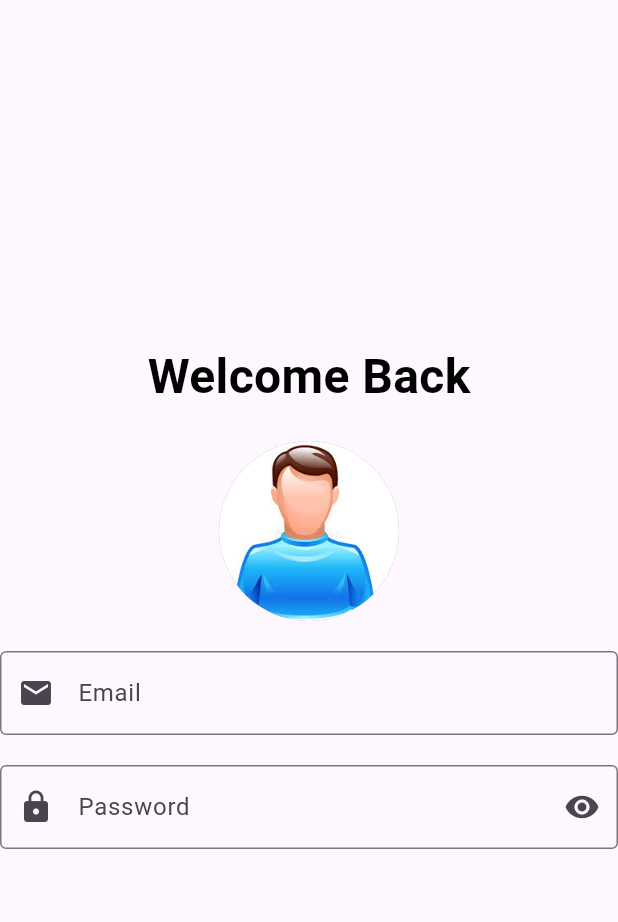
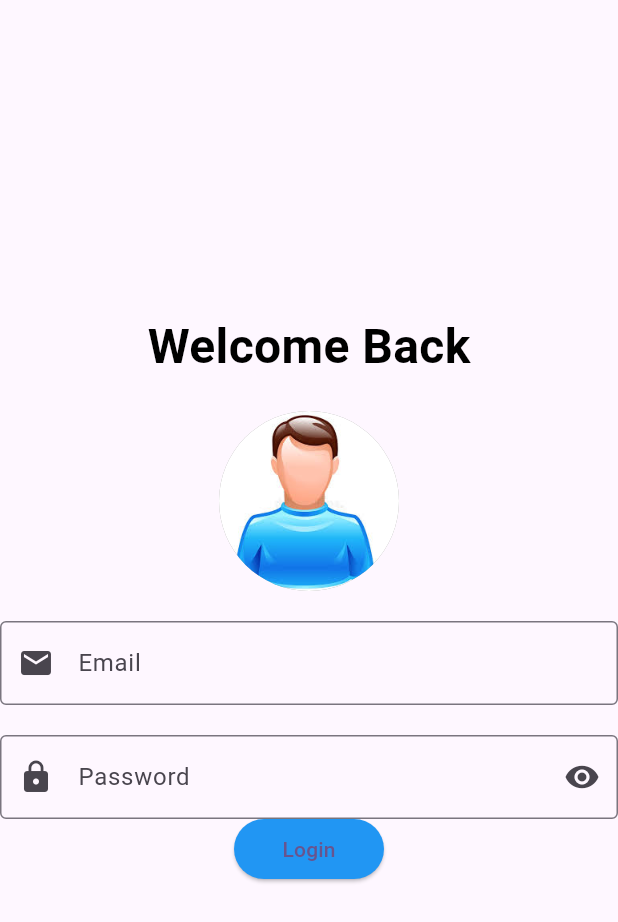
Before and after one commit to muhamadayeshaaulia/week6_splash_screen, a Flutter app: the MyLogin screen opened directly, on a phone screen of 412 x 824 dp. Shown: the top 922 px of the screen. Run offline on Flutter 3.47's test engine with Material 3 defaults, Android fonts, the phone set to English and light mode, and no system bars.

Commit message:
menambahkan button login pada di bawah text field password

```diff
--- a/lib/screen/login.dart
+++ b/lib/screen/login.dart
@@ -62,6 +62,15 @@ class MyLogin extends StatelessWidget {
               ),
             ),
           ),
+          Container(
+            height: 40,
+            width: 100,
+            child: ElevatedButton(
+              onPressed: () {},
+              style: ElevatedButton.styleFrom(backgroundColor: Colors.blue),
+              child: Text("Login"),
+            ),
+          ),
           SizedBox(height: 30),
         ],
       ),
```
